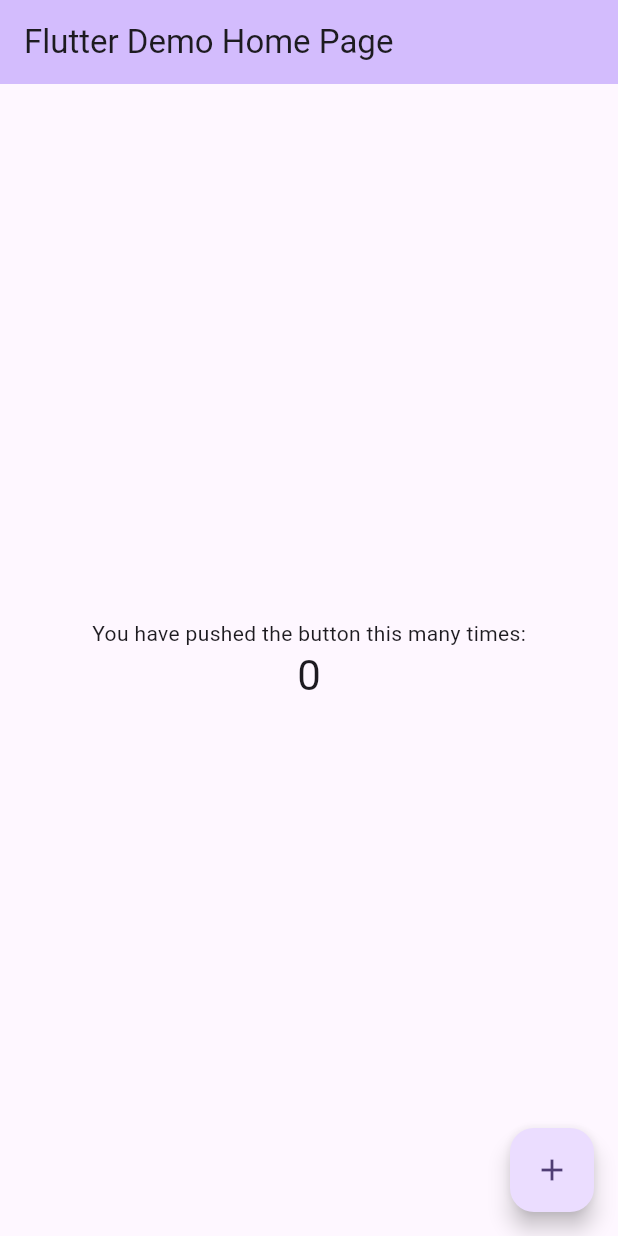
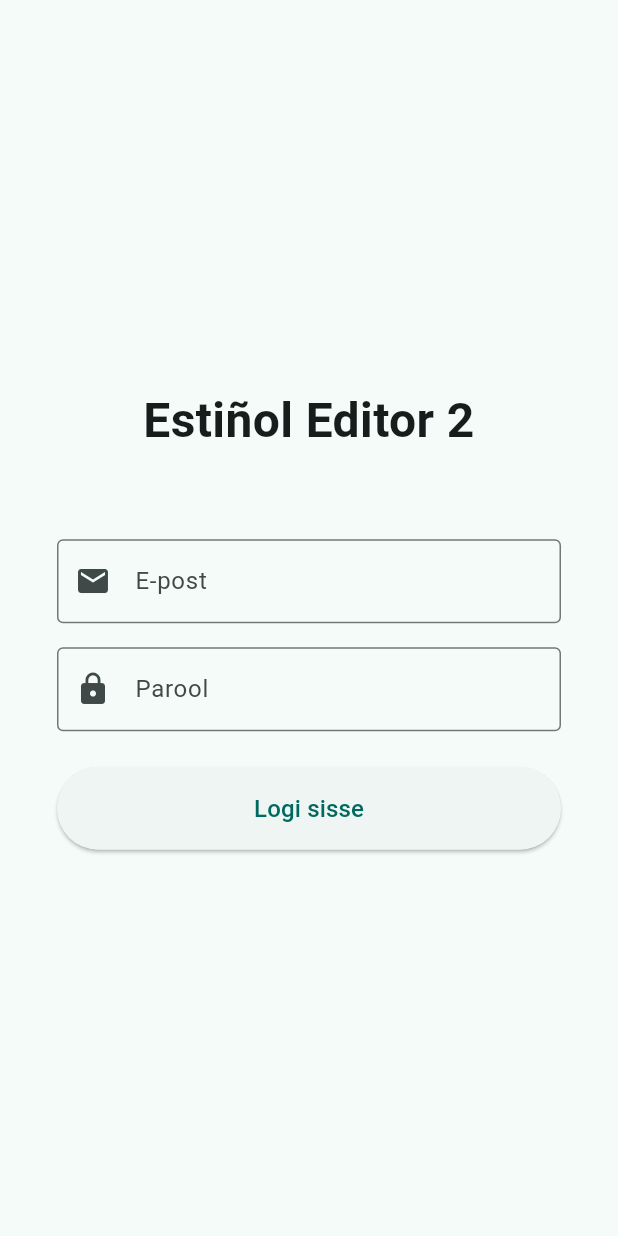
Before and after one commit to magnusarge/estinol-editor-2, a Flutter app: the screen it shows after launch, on a phone screen of 412 x 824 dp. Run offline on Flutter 3.47's test engine with Material 3 defaults, Android fonts, the phone set to English and light mode, and no system bars; our stand-ins replace cloud_firestore, firebase_auth, firebase_core; accounts and stored records are empty; generated files the repository leaves out were written again.

Commit message:
Init main, editor_screen, login_screen

```diff
--- a/lib/main.dart
+++ b/lib/main.dart
@@ -1,121 +1,61 @@
+// lib/main.dart
 import 'package:flutter/material.dart';
+import 'package:firebase_core/firebase_core.dart';
+import 'package:provider/provider.dart';
+import 'package:firebase_auth/firebase_auth.dart';
 
-void main() {
-  runApp(const MyApp());
+import 'firebase_options.dart';
+import 'providers/dictionary_provider.dart';
+import 'screens/login_screen.dart';
+import 'screens/editor_screen.dart'; // Loome selle hiljem
+
+void main() async {
+  // Vajalik, kuna initsialiseerime Firebase'i enne runApp() käivitamist
+  WidgetsFlutterBinding.ensureInitialized();
+
+  await Firebase.initializeApp(
+    options: DefaultFirebaseOptions.currentPlatform,
+  );
+
+  runApp(
+    MultiProvider(
+      providers: [
+        ChangeNotifierProvider(create: (_) => DictionaryProvider()),
+      ],
+      child: const EstinolApp(),
+    ),
+  );
 }
 
-class MyApp extends StatelessWidget {
-  const MyApp({super.key});
+class EstinolApp extends StatelessWidget {
+  const EstinolApp({super.key});
 
-  // This widget is the root of your application.
   @override
   Widget build(BuildContext context) {
     return MaterialApp(
-      title: 'Flutter Demo',
+      title: 'Estiñol Editor 2',
       theme: ThemeData(
-        // This is the theme of your application.
-        //
-        // TRY THIS: Try running your application with "flutter run". You'll see
-        // the application has a purple toolbar. Then, without quitting the app,
-        // try changing the seedColor in the colorScheme below to Colors.green
-        // and then invoke "hot reload" (save your changes or press the "hot
-        // reload" button in a Flutter-supported IDE, or press "r" if you used
-        // the command line to start the app).
-        //
-        // Notice that the counter didn't reset back to zero; the application
-        // state is not lost during the reload. To reset the state, use hot
-        // restart instead.
-        //
-        // This works for code too, not just values: Most code changes can be
-        // tested with just a hot reload.
-        colorScheme: .fromSeed(seedColor: Colors.deepPurple),
+        colorScheme: ColorScheme.fromSeed(seedColor: Colors.teal),
+        useMaterial3: true,
       ),
-      home: const MyHomePage(title: 'Flutter Demo Home Page'),
-    );
-  }
-}
+      // StreamBuilder jälgib reaalajas, kas kasutaja on sisse logitud või mitte
+      home: StreamBuilder<User?>(
+        stream: FirebaseAuth.instance.authStateChanges(),
+        builder: (context, snapshot) {
+          // Kui Firebase alles kontrollib staatust
+          if (snapshot.connectionState == ConnectionState.waiting) {
+            return const Scaffold(
+              body: Center(child: CircularProgressIndicator()),
+            );
+          }
 
-class MyHomePage extends StatefulWidget {
-  const MyHomePage({super.key, required this.title});
+          // Kui kasutaja on olemas, suuname pealehele, muidu sisselogimisse
+          if (snapshot.hasData) {
+            return const EditorScreen();
+          }
 
-  // This widget is the home page of your application. It is stateful, meaning
-  // that it has a State object (defined below) that contains fields that affect
-  // how it looks.
-
-  // This class is the configuration for the state. It holds the values (in this
-  // case the title) provided by the parent (in this case the App widget) and
-  // used by the build method of the State. Fields in a Widget subclass are
-  // always marked "final".
-
-  final String title;
-
-  @override
-  State<MyHomePage> createState() => _MyHomePageState();
-}
-
-class _MyHomePageState extends State<MyHomePage> {
-  int _counter = 0;
-
-  void _incrementCounter() {
-    setState(() {
-      // This call to setState tells the Flutter framework that something has
-      // changed in this State, which causes it to rerun the build method below
-      // so that the display can reflect the updated values. If we changed
-      // _counter without calling setState(), then the build method would not be
-      // called again, and so nothing would appear to happen.
-      _counter++;
-    });
-  }
-
-  @override
-  Widget build(BuildContext context) {
-    // This method is rerun every time setState is called, for instance as done
-    // by the _incrementCounter method above.
-    //
-    // The Flutter framework has been optimized to make rerunning build methods
-    // fast, so that you can just rebuild anything that needs updating rather
-    // than having to individually change instances of widgets.
-    return Scaffold(
-      appBar: AppBar(
-        // TRY THIS: Try changing the color here to a specific color (to
-        // Colors.amber, perhaps?) and trigger a hot reload to see the AppBar
-        // change color while the other colors stay the same.
-        backgroundColor: Theme.of(context).colorScheme.inversePrimary,
-        // Here we take the value from the MyHomePage object that was created by
-        // the App.build method, and use it to set our appbar title.
-        title: Text(widget.title),
-      ),
-      body: Center(
-        // Center is a layout widget. It takes a single child and positions it
-        // in the middle of the parent.
-        child: Column(
-          // Column is also a layout widget. It takes a list of children and
-          // arranges them vertically. By default, it sizes itself to fit its
-          // children horizontally, and tries to be as tall as its parent.
-          //
-          // Column has various properties to control how it sizes itself and
-          // how it positions its children. Here we use mainAxisAlignment to
-          // center the children vertically; the main axis here is the vertical
-          // axis because Columns are vertical (the cross axis would be
-          // horizontal).
-          //
-          // TRY THIS: Invoke "debug painting" (choose the "Toggle Debug Paint"
-          // action in the IDE, or press "p" in the console), to see the
-          // wireframe for each widget.
-          mainAxisAlignment: .center,
-          children: [
-            const Text('You have pushed the button this many times:'),
-            Text(
-              '$_counter',
-              style: Theme.of(context).textTheme.headlineMedium,
-            ),
-          ],
-        ),
-      ),
-      floatingActionButton: FloatingActionButton(
-        onPressed: _incrementCounter,
-        tooltip: 'Increment',
-        child: const Icon(Icons.add),
+          return const LoginScreen();
+        },
       ),
     );
   }
--- /dev/null
+++ b/lib/screens/login_screen.dart
@@ -0,0 +1,119 @@
+// lib/screens/login_screen.dart
+import 'package:flutter/material.dart';
+import 'package:firebase_auth/firebase_auth.dart';
+
+class LoginScreen extends StatefulWidget {
+  const LoginScreen({super.key});
+
+  @override
+  State<LoginScreen> createState() => _LoginScreenState();
+}
+
+class _LoginScreenState extends State<LoginScreen> {
+  final _emailController = TextEditingController();
+  final _passwordController = TextEditingController();
+  final FirebaseAuth _auth = FirebaseAuth.instance;
+
+  bool _isLoading = false;
+  String _errorMessage = '';
+
+  Future<void> _login() async {
+    setState(() {
+      _isLoading = true;
+      _errorMessage = '';
+    });
+
+    try {
+      await _auth.signInWithEmailAndPassword(
+        email: _emailController.text.trim(),
+        password: _passwordController.text.trim(),
+      );
+      // Eduka sisselogimise korral tegeleb edasisuunamisega main.dart StreamBuilder
+    } on FirebaseAuthException catch (e) {
+      setState(() {
+        _errorMessage = e.message ?? 'Viga sisselogimisel';
+      });
+    } finally {
+      if (mounted) {
+        setState(() {
+          _isLoading = false;
+        });
+      }
+    }
+  }
+
+  @override
+  void dispose() {
+    _emailController.dispose();
+    _passwordController.dispose();
+    super.dispose();
+  }
+
+  @override
+  Widget build(BuildContext context) {
+    return Scaffold(
+      body: Center(
+        child: Container(
+          width: 400,
+          padding: const EdgeInsets.all(32.0),
+          child: Column(
+            mainAxisAlignment: MainAxisAlignment.center,
+            crossAxisAlignment: CrossAxisAlignment.stretch,
+            children: [
+              const Text(
+                'Estiñol Editor 2',
+                style: TextStyle(fontSize: 32, fontWeight: FontWeight.bold),
+                textAlign: TextAlign.center,
+              ),
+              const SizedBox(height: 40),
+              if (_errorMessage.isNotEmpty)
+                Container(
+                  padding: const EdgeInsets.all(8),
+                  color: Colors.red.shade100,
+                  child: Text(
+                    _errorMessage,
+                    style: const TextStyle(color: Colors.red),
+                    textAlign: TextAlign.center,
+                  ),
+                ),
+              const SizedBox(height: 16),
+              TextField(
+                controller: _emailController,
+                decoration: const InputDecoration(
+                  labelText: 'E-post',
+                  border: OutlineInputBorder(),
+                  prefixIcon: Icon(Icons.email),
+                ),
+                keyboardType: TextInputType.emailAddress,
+              ),
+              const SizedBox(height: 16),
+              TextField(
+                controller: _passwordController,
+                decoration: const InputDecoration(
+                  labelText: 'Parool',
+                  border: OutlineInputBorder(),
+                  prefixIcon: Icon(Icons.lock),
+                ),
+                obscureText: true,
+              ),
+              const SizedBox(height: 24),
+              ElevatedButton(
+                onPressed: _isLoading ? null : _login,
+                style: ElevatedButton.styleFrom(
+                  padding: const EdgeInsets.symmetric(vertical: 16),
+                ),
+                child: _isLoading
+                    ? const SizedBox(
+                        height: 20,
+                        width: 20,
+                        child: CircularProgressIndicator(strokeWidth: 2),
+                      )
+                    : const Text('Logi sisse', style: TextStyle(fontSize: 16)),
+              ),
+            ],
+          ),
+        ),
+      ),
+    );
+  }
+}
```
Also changed, not shown: lib/screens/editor_screen.dart (added, +26 -0 lines).
